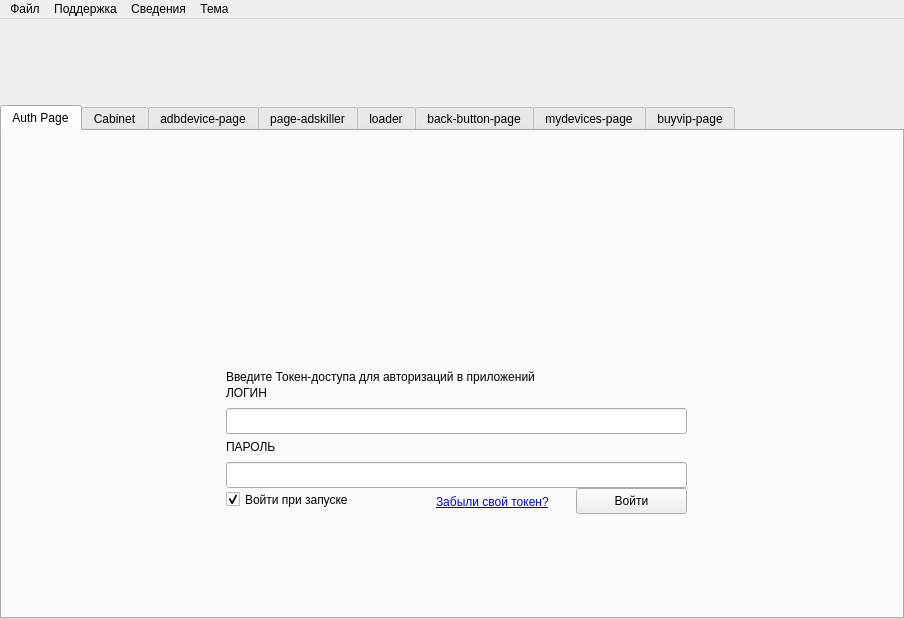
First picture: the form in ui/mainwindow.ui, repository badcast/adskiller, before the edit.
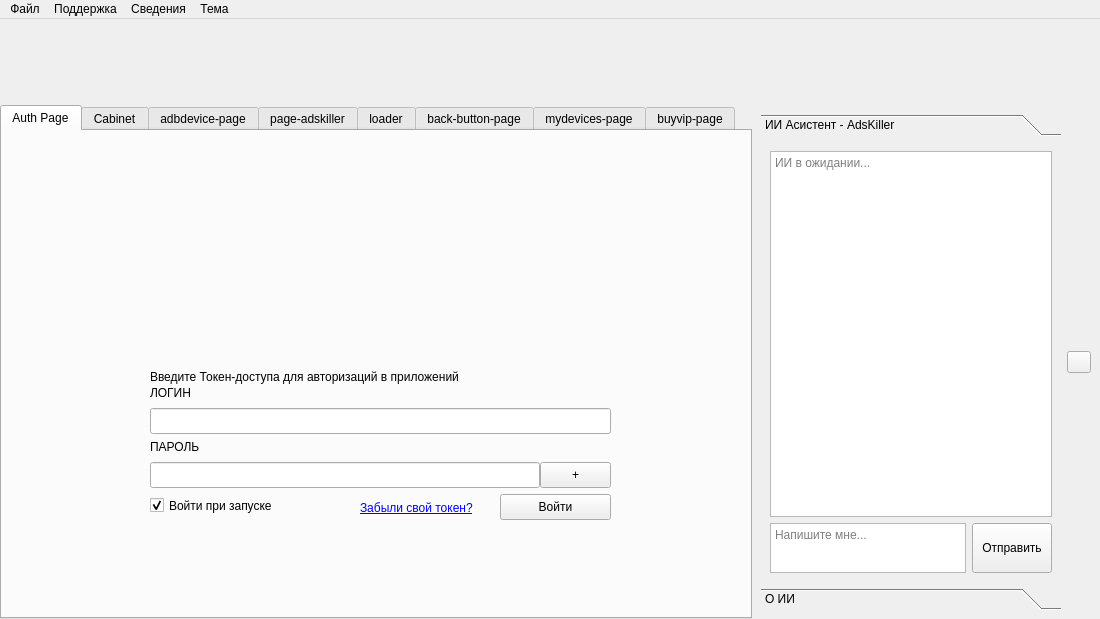
Second picture: the form after the edit. Icons and pictures are not drawn.

```diff
--- a/ui/mainwindow.ui
+++ b/ui/mainwindow.ui
@@ -9,7 +9,7 @@
    <rect>
     <x>0</x>
     <y>0</y>
-    <width>904</width>
+    <width>1100</width>
     <height>619</height>
    </rect>
   </property>
@@ -21,7 +21,7 @@
   </property>
   <property name="minimumSize">
    <size>
-    <width>800</width>
+    <width>1100</width>
     <height>515</height>
    </size>
   </property>
@@ -58,6 +58,139 @@
     <property name="spacing">
      <number>0</number>
     </property>
+    <item row="1" column="1">
+     <widget class="QFrame" name="aiToolBoxContainer">
+      <layout class="QHBoxLayout" name="horizontalLayout_ai">
+       <item>
+        <widget class="QToolBox" name="aiToolBox">
+         <property name="minimumSize">
+          <size>
+           <width>300</width>
+           <height>0</height>
+          </size>
+         </property>
+         <property name="maximumSize">
+          <size>
+           <width>300</width>
+           <height>16777215</height>
+          </size>
+         </property>
+         <widget class="QWidget" name="aiToolBoxPage1">
+          <property name="geometry">
+           <rect>
+            <x>0</x>
+            <y>0</y>
+            <width>300</width>
+            <height>453</height>
+           </rect>
+          </property>
+          <attribute name="label">
+           <string>ИИ Асистент - AdsKiller</string>
+          </attribute>
+          <layout class="QGridLayout" name="gridLayout_9">
+           <item row="1" column="1">
+            <widget class="QPushButton" name="aiChatSend">
+             <property name="minimumSize">
+              <size>
+               <width>0</width>
+               <height>50</height>
+              </size>
+             </property>
+             <property name="text">
+              <string>Отправить</string>
+             </property>
+            </widget>
+           </item>
+           <item row="0" column="0" colspan="2">
+            <widget class="QTextEdit" name="aiChatMessages">
+             <property name="readOnly">
+              <bool>true</bool>
+             </property>
+             <property name="placeholderText">
+              <string>ИИ в ожидании...</string>
+             </property>
+            </widget>
+           </item>
+           <item row="1" column="0">
+            <widget class="QTextEdit" name="aiChatEdit">
+             <property name="maximumSize">
+              <size>
+               <width>16777215</width>
+               <height>50</height>
+              </size>
+             </property>
+             <property name="placeholderText">
+              <string>Напишите мне...</string>
+             </property>
+            </widget>
+           </item>
+          </layout>
+         </widget>
+         <widget class="QWidget" name="aiToolBoxPage2">
+          <property name="geometry">
+           <rect>
+            <x>0</x>
+            <y>0</y>
+            <width>300</width>
+            <height>453</height>
+           </rect>
+          </property>
+          <attribute name="label">
+           <string>О ИИ</string>
+          </attribute>
+          <layout class="QGridLayout" name="gridLayout">
+           <item row="0" column="0">
+            <widget class="QTextEdit" name="aboutAi_edit">
+             <property name="enabled">
+              <bool>true</bool>
+             </property>
+             <property name="undoRedoEnabled">
+              <bool>false</bool>
+             </property>
+             <property name="readOnly">
+              <bool>true</bool>
+             </property>
+             <property name="html">
+              <string>&lt;!DOCTYPE HTML PUBLIC &quot;-//W3C//DTD HTML 4.0//EN&quot; &quot;http://www.w3.org/TR/REC-html40/strict.dtd&quot;&gt;
+&lt;html&gt;&lt;head&gt;&lt;meta name=&quot;qrichtext&quot; content=&quot;1&quot; /&gt;&lt;meta charset=&quot;utf-8&quot; /&gt;&lt;style type=&quot;text/css&quot;&gt;
+p, li { white-space: pre-wrap; }
+hr { height: 1px; border-width: 0; }
+li.unchecked::marker { content: &quot;\2610&quot;; }
+li.checked::marker { content: &quot;\2612&quot;; }
+&lt;/style&gt;&lt;/head&gt;&lt;body style=&quot; font-family:'Noto Sans'; font-size:10pt; font-weight:400; font-style:normal;&quot;&gt;
+&lt;p style=&quot; margin-top:0px; margin-bottom:0px; margin-left:0px; margin-right:0px; -qt-block-indent:0; text-indent:0px;&quot;&gt;Автор модуля ИИ&lt;br /&gt;&lt;br /&gt;команда imister.kz &lt;br /&gt;&lt;br /&gt;Разработчик Нурсеит К. (badcast) &lt;br /&gt;Дизайн иконок Владимир (LeoJames)&lt;/p&gt;&lt;/body&gt;&lt;/html&gt;</string>
+             </property>
+            </widget>
+           </item>
+          </layout>
+         </widget>
+        </widget>
+       </item>
+       <item>
+        <widget class="QPushButton" name="aiToolBoxToggle">
+         <property name="minimumSize">
+          <size>
+           <width>24</width>
+           <height>0</height>
+          </size>
+         </property>
+         <property name="maximumSize">
+          <size>
+           <width>24</width>
+           <height>16777215</height>
+          </size>
+         </property>
+         <property name="text">
+          <string notr="true"/>
+         </property>
+         <property name="icon">
+          <iconset theme="QIcon::ThemeIcon::DocumentSend"/>
+         </property>
+        </widget>
+       </item>
+      </layout>
+     </widget>
+    </item>
     <item row="1" column="0">
      <widget class="QFrame" name="contentLayout">
       <layout class="QGridLayout" name="gridLayout_10">
@@ -125,7 +258,7 @@
               <property name="geometry">
                <rect>
                 <x>90</x>
-                <y>350</y>
+                <y>356</y>
                 <width>461</width>
                 <height>51</height>
                </rect>
@@ -145,7 +278,7 @@
                <rect>
                 <x>90</x>
                 <y>294</y>
-                <width>461</width>
+                <width>390</width>
                 <height>26</height>
                </rect>
               </property>
@@ -178,7 +311,7 @@
               <property name="geometry">
                <rect>
                 <x>90</x>
-                <y>320</y>
+                <y>326</y>
                 <width>191</width>
                 <height>23</height>
                </rect>
@@ -194,7 +327,7 @@
               <property name="geometry">
                <rect>
                 <x>440</x>
-                <y>320</y>
+                <y>326</y>
                 <width>111</width>
                 <height>26</height>
                </rect>
@@ -226,7 +359,7 @@
               <property name="geometry">
                <rect>
                 <x>300</x>
-                <y>324</y>
+                <y>330</y>
                 <width>131</width>
                 <height>20</height>
                </rect>
@@ -291,6 +424,19 @@
                <string>ПАРОЛЬ</string>
               </property>
              </widget>
+             <widget class="QPushButton" name="butShowPass">
+              <property name="geometry">
+               <rect>
+                <x>480</x>
+                <y>294</y>
+                <width>71</width>
+                <height>26</height>
+               </rect>
+              </property>
+              <property name="text">
+               <string>+</string>
+              </property>
+             </widget>
             </widget>
            </item>
           </layout>
@@ -1958,7 +2104,7 @@
       </layout>
      </widget>
     </item>
-    <item row="0" column="0">
+    <item row="0" column="0" colspan="2">
      <widget class="QFrame" name="topcontent">
       <property name="sizePolicy">
        <sizepolicy hsizetype="Preferred" vsizetype="Expanding">
@@ -1986,7 +2132,7 @@
     <rect>
      <x>0</x>
      <y>0</y>
-     <width>904</width>
+     <width>1100</width>
      <height>23</height>
     </rect>
    </property>
```
Left out of the diff: 6 changed lines with no effect on the pictures.
